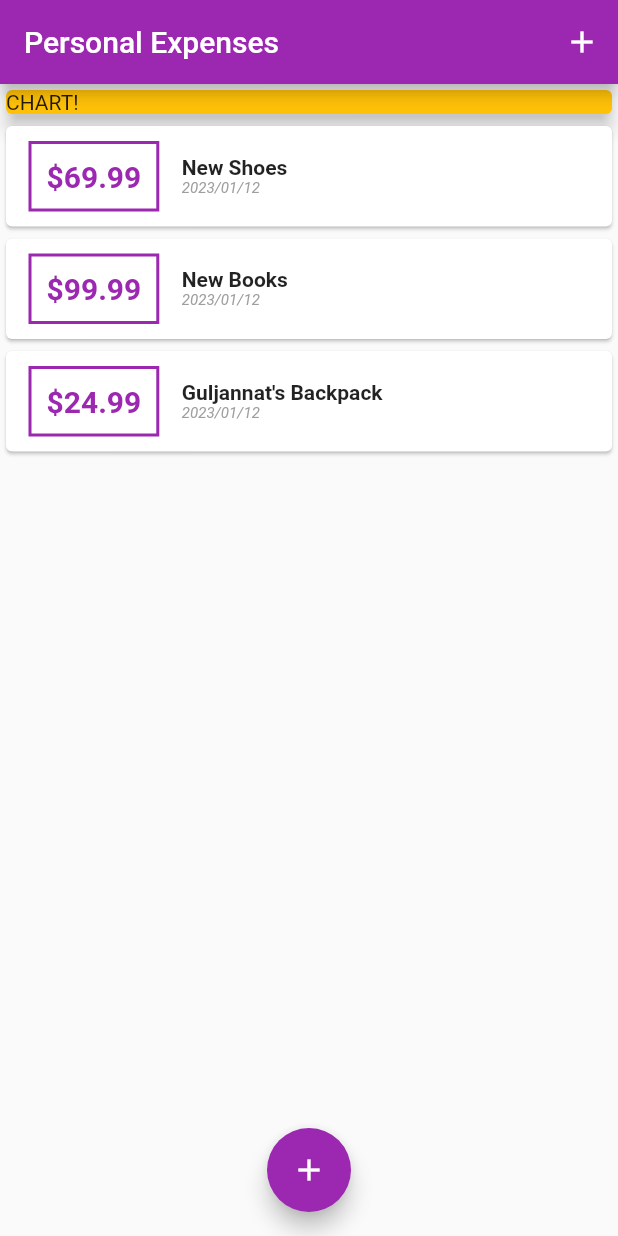
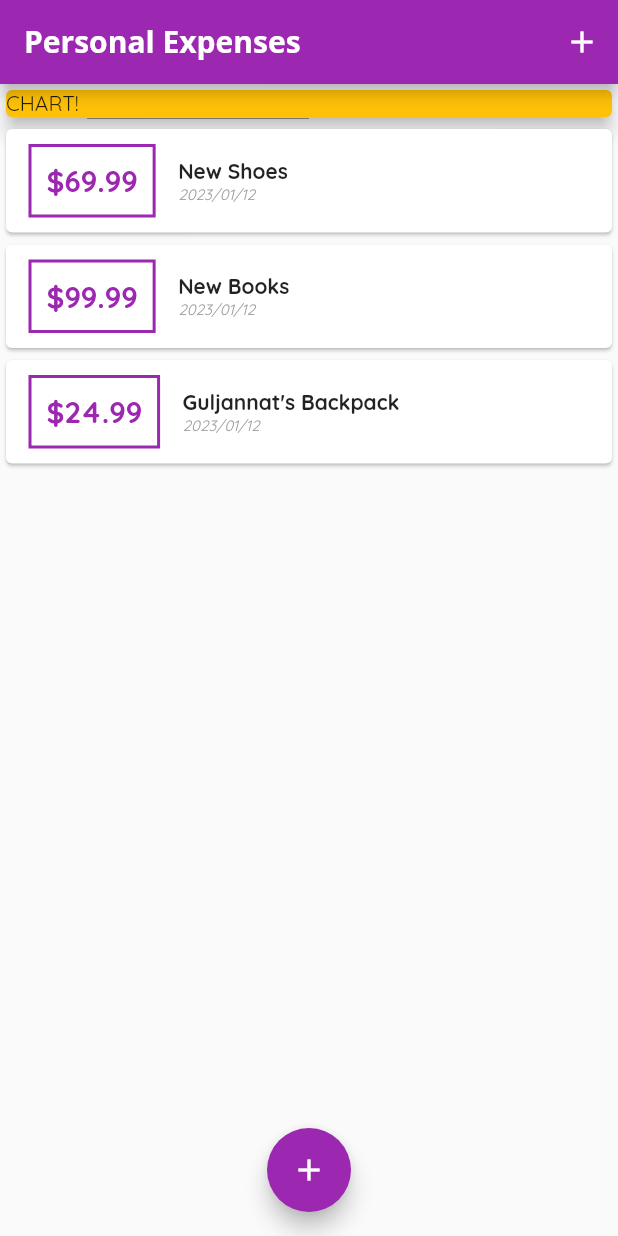
Before and after one commit to ibrikk/Personal-expenses, a Flutter app: the screen it shows after launch, on a phone screen of 412 x 824 dp. Run offline on Flutter 3.47's test engine with Material 2 defaults, Android fonts, the phone set to English and light mode, and no system bars; Roboto replaces fonts that are missing (Open Sans).

```diff
--- a/lib/main.dart
+++ b/lib/main.dart
@@ -13,6 +13,13 @@ class MyApp extends StatelessWidget {
       theme: ThemeData(
         primarySwatch: Colors.purple,
         secondaryHeaderColor: Colors.amber,
+        fontFamily: 'Quicksand',
+        appBarTheme: const AppBarTheme(
+          titleTextStyle: TextStyle(
+              fontFamily: 'OpenSans',
+              fontSize: 20,
+              fontWeight: FontWeight.bold),
+        ),
       ),
       home: MyHomePage(),
     );
@@ -69,7 +76,10 @@ class _MyHomePageState extends State<MyHomePage> {
         actions: <Widget>[
           IconButton(onPressed: () => {}, icon: Icon(Icons.add)),
         ],
-        title: Text('Personal Expenses'),
+        title: const Text(
+          'Personal Expenses',
+          style: TextStyle(fontFamily: 'Open Sans'),
+        ),
       ),
       body: SingleChildScrollView(
         child: Column(
--- a/lib/widgets/new_transaction.dart
+++ b/lib/widgets/new_transaction.dart
@@ -21,7 +21,7 @@ class _NewTransactionState extends State<NewTransaction> {
     if (enteredTitle.isEmpty || enteredAmount <= 0) {
       return;
     }
-    widget.addTx(titleController.text, enteredAmount);
+    widget.addTx(enteredTitle, enteredAmount);
 
     Navigator.of(context).pop();
   }
--- a/lib/widgets/transaction_list.dart
+++ b/lib/widgets/transaction_list.dart
@@ -11,15 +11,34 @@ class TransactionList extends StatelessWidget {
   Widget build(BuildContext context) {
     return Container(
       height: 300,
-      child: ListView.builder(
+      child: transactions.isEmpty
+          ? Column(
+              children: <Widget>[
+                Text(
+                  'No transactions yet!',
+                  style: Theme.of(context).textTheme.titleLarge,
+                ),
+                const SizedBox(
+                  height: 20,
+                ),
+                Container(
+                  height: 200,
+                  child: Image.asset(
+                    'assets/images/waiting.png',
+                    fit: BoxFit.cover,
+                  ),
+                ),
+              ],
+            )
+          : ListView.builder(
               itemCount: transactions.length,
               itemBuilder: (ctx, index) {
                 return Card(
                     child: Row(
                   children: <Widget>[
                     Container(
-                margin:
-                    const EdgeInsets.symmetric(vertical: 10, horizontal: 15),
+                      margin: const EdgeInsets.symmetric(
+                          vertical: 10, horizontal: 15),
                       decoration: BoxDecoration(
                           border: Border.all(
                               color: Theme.of(context).primaryColor, width: 2)),
@@ -46,7 +65,8 @@ class TransactionList extends StatelessWidget {
                               color: Colors.grey,
                               fontSize: 10,
                               fontStyle: FontStyle.italic),
-                    DateFormat('yyy/MM/dd').format(transactions[index].date),
+                          DateFormat('yyy/MM/dd')
+                              .format(transactions[index].date),
                         )
                       ],
                     ),
```
Also changed, not shown: lib/widgets/chart.dart (added, +38 -0 lines), pubspec.yaml (+13 -13 lines), assets/fonts/OpenSans-Bold.ttf (added), assets/fonts/OpenSans-Regular.ttf (added), assets/fonts/Quicksand-Bold.ttf (added), assets/fonts/Quicksand-Light.ttf (added), assets/fonts/Quicksand-Medium.ttf (added), assets/fonts/Quicksand-Regular.ttf (added), assets/images/waiting.png (added). Lines whose indentation alone changed are shown as unchanged.
